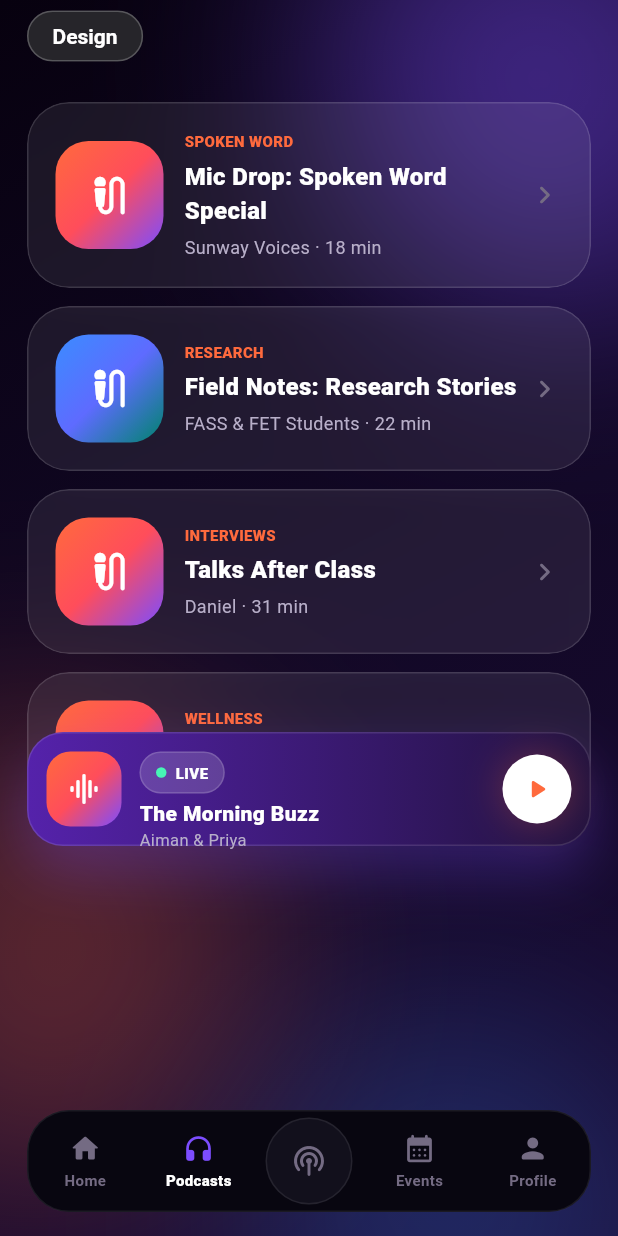
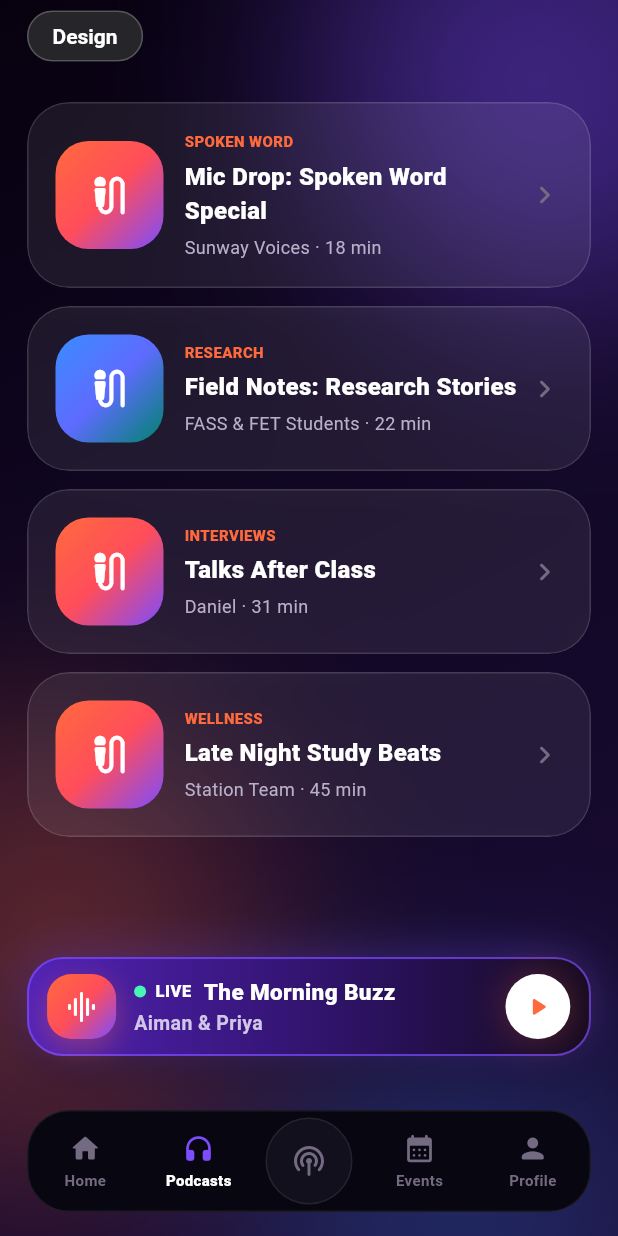
Before and after one commit to SawadaSyahmi/sunuradioapp2, a Flutter app: the MainShell screen opened directly, item 2 of the bottom bar chosen, scrolled down 273 dp, after a tap on the "play arrow" icon, on a phone screen of 412 x 824 dp. Run offline on Flutter 3.47's test engine with Material 3 defaults, Android fonts, the phone set to English and light mode, and no system bars; our stand-ins replace device_preview, just_audio.

Commit message:
update on the overflow and miniplayer

```diff
--- a/lib/screens/main_shell.dart
+++ b/lib/screens/main_shell.dart
@@ -38,7 +38,7 @@ class _MainShellState extends State<MainShell> {
             top: 0,
             left: 0,
             right: 0,
-            bottom: 92,
+            bottom: 120,
             child: Align(
               alignment: Alignment.bottomCenter,
               child: _index == 0
--- a/lib/services/radio_player_controller.dart
+++ b/lib/services/radio_player_controller.dart
@@ -1,25 +1,19 @@
 import 'package:just_audio/just_audio.dart';
 
-/// Temporary BBC test stream for the SUN4U Radio prototype.
-///
-/// Replace these with the official SUN4U Radio streaming endpoint later.
-/// The first URL uses HTTPS for mobile compatibility; the second URL is a
-/// fallback version of the same BBC World Service HLS stream.
-const kRadioStreamUrls = <String>[
-  'https://a.files.bbci.co.uk/media/live/manifesto/audio/simulcast/hls/nonuk/sbr_low/ak/bbc_world_service.m3u8',
-  'http://a.files.bbci.co.uk/media/live/manifesto/audio/simulcast/hls/nonuk/sbr_low/ak/bbc_world_service.m3u8',
-];
-
+/// Temporary BBC World Service test stream for the SUN4U Radio prototype.
+/// Replace [streamUrl] with the official SUN4U Radio endpoint later.
 class RadioPlayerController {
   RadioPlayerController._();
   static final RadioPlayerController instance = RadioPlayerController._();
+
+  static const String streamUrl = 'https://stream.live.vc.bbcmedia.co.uk/bbc_world_service';
 
   final AudioPlayer _player = AudioPlayer();
   bool _loaded = false;
 
   Stream<PlayerState> get playerStateStream => _player.playerStateStream;
   bool get isPlaying => _player.playing;
-  bool get hasStreamUrl => kRadioStreamUrls.any((url) => url.trim().isNotEmpty);
+  bool get hasStreamUrl => streamUrl.trim().isNotEmpty;
 
   Future<void> toggle() async {
     if (_player.playing) {
@@ -32,27 +26,11 @@ class RadioPlayerController {
     }
 
     if (!_loaded) {
-      await _loadFirstWorkingStream();
+      await _player.setUrl(streamUrl);
       _loaded = true;
     }
+
     await _player.play();
-  }
-
-  Future<void> _loadFirstWorkingStream() async {
-    Object? lastError;
-
-    for (final url in kRadioStreamUrls) {
-      if (url.trim().isEmpty) continue;
-
-      try {
-        await _player.setUrl(url);
-        return;
-      } catch (error) {
-        lastError = error;
-      }
-    }
-
-    throw StateError('Unable to load the BBC test stream. Last error: $lastError');
   }
 
   Future<void> stop() async => _player.stop();
--- a/lib/widgets/mini_player.dart
+++ b/lib/widgets/mini_player.dart
@@ -1,7 +1,6 @@
 import 'package:flutter/material.dart';
 import '../core/app_colors.dart';
 import '../data/demo_data.dart';
-import 'live_badge.dart';
 import 'play_button.dart';
 
 class MiniPlayer extends StatelessWidget {
@@ -11,63 +10,124 @@ class MiniPlayer extends StatelessWidget {
 
   @override
   Widget build(BuildContext context) {
-    return SafeArea(
-      top: false,
-      child: Padding(
-        padding: const EdgeInsets.fromLTRB(18, 0, 18, 84),
+    return Padding(
+      // MainShell already positions this just above the bottom navigation.
+      // Keep this at zero so the player does not float too high.
+      padding: const EdgeInsets.symmetric(horizontal: 18),
       child: InkWell(
         borderRadius: BorderRadius.circular(24),
         onTap: onOpenPlayer,
         child: Container(
-            height: 76,
-            padding: const EdgeInsets.all(12),
+          height: 66,
+          padding: const EdgeInsets.symmetric(horizontal: 12, vertical: 10),
           decoration: BoxDecoration(
             gradient: const LinearGradient(
-                colors: [Color(0xFF5522AB), Color(0xFF22123F)],
+              colors: [
+                Color(0xFF5222B8),
+                Color(0xFF32146F),
+                Color(0xFF13091F),
+              ],
               begin: Alignment.centerLeft,
               end: Alignment.centerRight,
             ),
             borderRadius: BorderRadius.circular(24),
-              border: Border.all(color: Colors.white.withOpacity(.12)),
+            border: Border.all(color: AppColors.purple.withOpacity(.70), width: 1.4),
             boxShadow: [
-                BoxShadow(color: AppColors.purple.withOpacity(.28), blurRadius: 32, offset: const Offset(0, 18)),
+              BoxShadow(
+                color: Colors.black.withOpacity(.45),
+                blurRadius: 24,
+                offset: const Offset(0, 12),
+              ),
+              BoxShadow(
+                color: AppColors.purple.withOpacity(.32),
+                blurRadius: 26,
+                spreadRadius: 1,
+              ),
             ],
           ),
           child: Row(
             children: [
               Container(
-                  width: 50,
-                  height: 50,
+                width: 46,
+                height: 46,
                 decoration: BoxDecoration(
                   borderRadius: BorderRadius.circular(16),
                   gradient: AppColors.orangeGradient,
+                  boxShadow: [
+                    BoxShadow(
+                      color: AppColors.orange.withOpacity(.35),
+                      blurRadius: 16,
+                      offset: const Offset(0, 6),
                     ),
-                  child: const Icon(Icons.graphic_eq_rounded, color: Colors.white),
+                  ],
+                ),
+                child: const Icon(Icons.graphic_eq_rounded, color: Colors.white, size: 24),
               ),
               const SizedBox(width: 12),
               Expanded(
+                child: SizedBox(
+                  height: 46,
                   child: Column(
+                    mainAxisAlignment: MainAxisAlignment.center,
                     crossAxisAlignment: CrossAxisAlignment.start,
-                    mainAxisAlignment: MainAxisAlignment.center,
+                    mainAxisSize: MainAxisSize.min,
                     children: [
-                      const LiveBadge(label: 'LIVE'),
-                      const SizedBox(height: 3),
-                      Text(
+                      Row(
+                        children: [
+                          Container(
+                            width: 8,
+                            height: 8,
+                            decoration: const BoxDecoration(
+                              color: AppColors.mint,
+                              shape: BoxShape.circle,
+                            ),
+                          ),
+                          const SizedBox(width: 6),
+                          const Text(
+                            'LIVE',
+                            style: TextStyle(
+                              color: Colors.white,
+                              fontSize: 11,
+                              height: 1.0,
+                              fontWeight: FontWeight.w900,
+                              letterSpacing: .4,
+                            ),
+                          ),
+                          const SizedBox(width: 8),
+                          Expanded(
+                            child: Text(
                               currentShow.title,
+                              maxLines: 1,
                               overflow: TextOverflow.ellipsis,
-                        style: const TextStyle(fontWeight: FontWeight.w900, fontSize: 14),
+                              style: const TextStyle(
+                                color: Colors.white,
+                                fontWeight: FontWeight.w900,
+                                fontSize: 15,
+                                height: 1.0,
                               ),
+                            ),
+                          ),
+                        ],
+                      ),
+                      const SizedBox(height: 7),
                       Text(
                         currentShow.host,
+                        maxLines: 1,
                         overflow: TextOverflow.ellipsis,
-                        style: const TextStyle(color: AppColors.muted, fontSize: 11),
+                        style: const TextStyle(
+                          color: Color(0xFFD2C5EA),
+                          fontSize: 13,
+                          height: 1.0,
+                          fontWeight: FontWeight.w600,
+                        ),
                       ),
                     ],
                   ),
                 ),
-                const PlayButton(size: 46),
+              ),
+              const SizedBox(width: 10),
+              const PlayButton(size: 44),
             ],
-            ),
           ),
         ),
       ),
```
Lines whose indentation alone changed are shown as unchanged.
